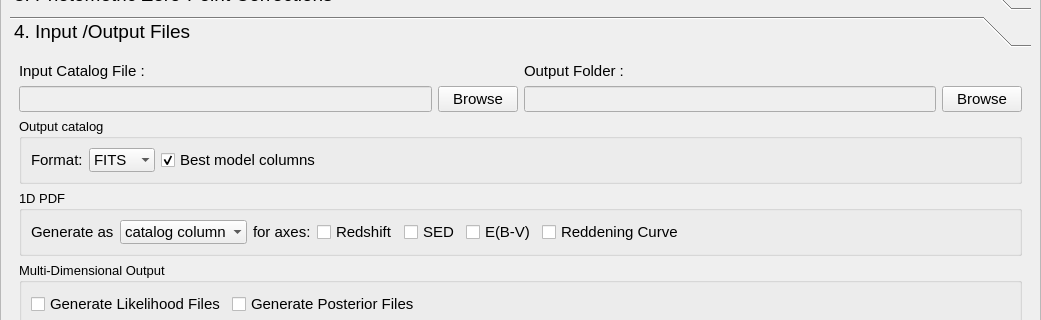
The window that PhzQtUI/auxdir/PhzQtUI/FormAnalysis.ui (astrorama/Phosphoros) describes before a commit, drawn with Qt 5; both pictures show x 0 to 1041 and y 347 to 667 of the 1041 by 912 pixel window.
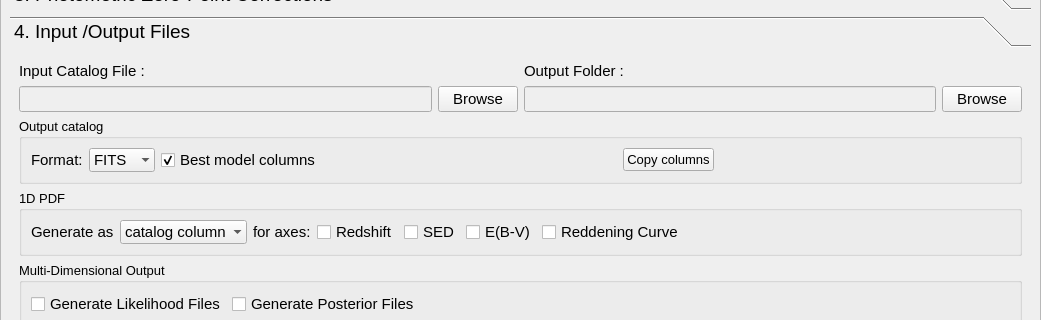
The same window after the commit.

Commit message: update the UI to provide the copy columns functionality

The edit to the form file:
```diff
--- a/PhzQtUI/auxdir/PhzQtUI/FormAnalysis.ui
+++ b/PhzQtUI/auxdir/PhzQtUI/FormAnalysis.ui
@@ -1103,6 +1103,29 @@
                   </property>
                  </widget>
                 </item>
+                <item>
+                 <spacer name="horizontalSpacer_13">
+                  <property name="orientation">
+                   <enum>Qt::Horizontal</enum>
+                  </property>
+                  <property name="sizeHint" stdset="0">
+                   <size>
+                    <width>40</width>
+                    <height>20</height>
+                   </size>
+                  </property>
+                 </spacer>
+                </item>
+                <item>
+                 <widget class="QPushButton" name="output_column_btn">
+                  <property name="toolTip">
+                   <string>&lt;html&gt;&lt;head/&gt;&lt;body&gt;&lt;p&gt;Choose which of the input catalog columns have to be copied in the output catalog&lt;/p&gt;&lt;/body&gt;&lt;/html&gt;</string>
+                  </property>
+                  <property name="text">
+                   <string>Copy columns</string>
+                  </property>
+                 </widget>
+                </item>
                 <item>
                  <spacer name="horizontalSpacer_12">
                   <property name="orientation">
```
The commit also changes 7 other files.
